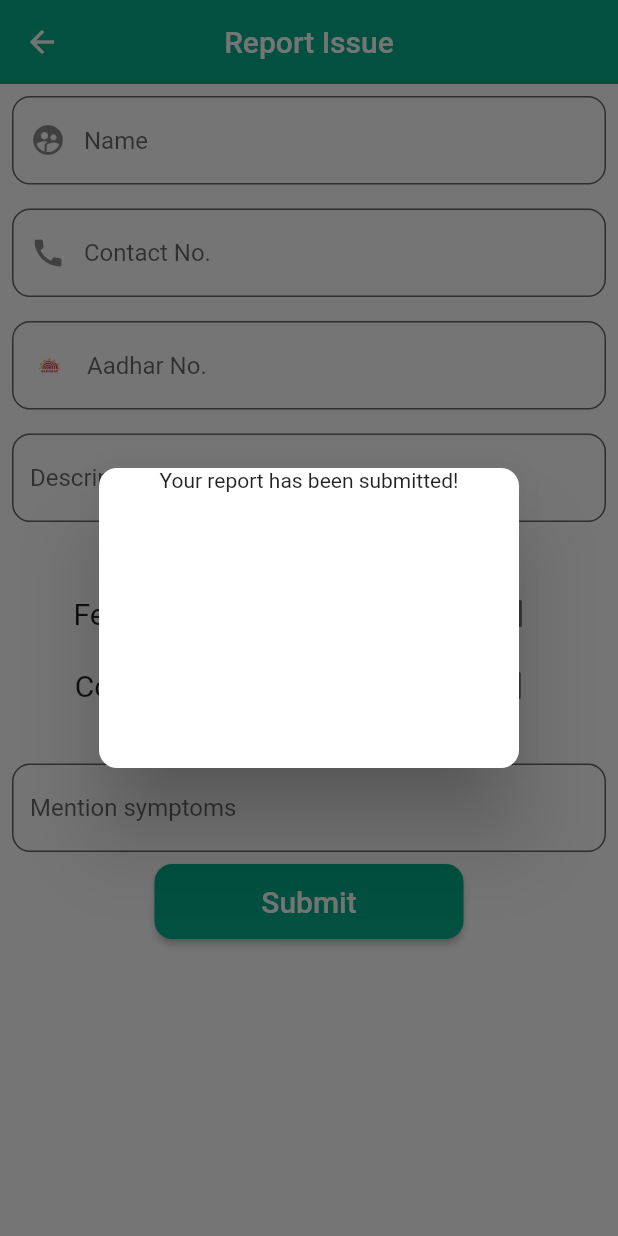
After one commit to thisisNaman/covid19-VijayApp, a Flutter app: the ReportIssue screen opened directly, after a tap on "Submit", on a phone screen of 412 x 824 dp. The commit adds this screen. Run offline on Flutter 3.47's test engine with Material 2 defaults, Android fonts, the phone set to English and light mode, and no system bars; our stand-ins replace firebase_auth, firebase_core, google_fonts, pie_chart, simple_animations; accounts and stored records are empty.

Commit message:
reportissuescreen

```diff
--- a/lib/main.dart
+++ b/lib/main.dart
@@ -15,6 +15,7 @@ class MyApp extends StatelessWidget {
     return MaterialApp(
       title: 'Covid19-Vijay-App',
       theme: ThemeData(
+        primaryColor: Color(0xff02AE8B),
         visualDensity: VisualDensity.adaptivePlatformDensity,
       ),
       home:
--- /dev/null
+++ b/lib/screens/report_issue.dart
@@ -0,0 +1,253 @@
+import 'package:flutter/material.dart';
+
+class ReportIssue extends StatefulWidget {
+  @override
+  _ReportIssueState createState() => _ReportIssueState();
+}
+
+class _ReportIssueState extends State<ReportIssue> {
+  bool aVal = false;
+  bool bVal = false;
+  bool cVal = false;
+  bool dVal = false;
+  @override
+  Widget build(BuildContext context) {
+    return Scaffold(
+      appBar: AppBar(
+        backgroundColor: Color(0xff02AE8B),
+        centerTitle: true,
+        elevation: 0,
+        title: Text('Report Issue'),
+      ),
+      backgroundColor: Colors.white,
+      body: SingleChildScrollView(
+        child: Column(
+          children: [
+            Padding(
+              padding: const EdgeInsets.all(8.0),
+              child: Container(
+                child: TextFormField(
+                  decoration: InputDecoration(
+                    prefixIcon: Icon(Icons.supervised_user_circle_sharp),
+                    alignLabelWithHint: true,
+                    fillColor: Colors.white,
+                    filled: true,
+                    border: OutlineInputBorder(
+                      borderRadius: BorderRadius.all(
+                        Radius.circular(12),
+                      ),
+                    ),
+                    labelText: 'Name',
+                  ),
+                ),
+              ),
+            ),
+            Padding(
+              padding: const EdgeInsets.all(8.0),
+              child: Container(
+                child: TextFormField(
+                  keyboardType: TextInputType.number,
+                  decoration: InputDecoration(
+                    alignLabelWithHint: true,
+                    prefixIcon: Icon(Icons.call),
+                    fillColor: Colors.white,
+                    filled: true,
+                    border: OutlineInputBorder(
+                      borderRadius: BorderRadius.all(
+                        Radius.circular(12),
+                      ),
+                    ),
+                    labelText: 'Contact No.',
+                  ),
+                ),
+              ),
+            ),
+            Padding(
+              padding: const EdgeInsets.all(8.0),
+              child: Container(
+                child: TextFormField(
+                  keyboardType: TextInputType.number,
+                  decoration: InputDecoration(
+                    alignLabelWithHint: true,
+                    prefixIcon: Image.asset(
+                      'assets/images/aadhar.png',
+                      height: 10,
+                      width: 50,
+                    ),
+                    fillColor: Colors.white,
+                    filled: true,
+                    border: OutlineInputBorder(
+                      borderRadius: BorderRadius.all(
+                        Radius.circular(12),
+                      ),
+                    ),
+                    labelText: 'Aadhar No.',
+                  ),
+                ),
+              ),
+            ),
+            Padding(
+              padding: const EdgeInsets.all(8.0),
+              child: Container(
+                child: TextFormField(
+                  minLines: 1,
+                  maxLines: 20,
+                  keyboardType: TextInputType.number,
+                  decoration: InputDecoration(
+                    alignLabelWithHint: true,
+                    fillColor: Colors.white,
+                    filled: true,
+                    border: OutlineInputBorder(
+                      borderRadius: BorderRadius.all(
+                        Radius.circular(12),
+                      ),
+                    ),
+                    labelText: 'Description',
+                  ),
+                ),
+              ),
+            ),
+            Text(
+              'Symptoms',
+              style: TextStyle(
+                  fontSize: 25,
+                  color: Colors.black,
+                  fontWeight: FontWeight.bold),
+            ),
+            Row(
+              mainAxisAlignment: MainAxisAlignment.spaceAround,
+              children: [
+                Row(
+                  mainAxisAlignment: MainAxisAlignment.center,
+                  children: <Widget>[
+                    Text(
+                      "Fever  ",
+                      style: TextStyle(fontSize: 20),
+                    ),
+                    Checkbox(
+                      activeColor: Color(0xff02AE8B),
+                      value: aVal,
+                      onChanged: (bool value) {
+                        setState(() {
+                          aVal = value;
+                        });
+                      },
+                    ),
+                  ],
+                ),
+                  Row(
+              mainAxisAlignment: MainAxisAlignment.center,
+              children: <Widget>[
+                Text(
+                  "Alergic",
+                  style: TextStyle(fontSize: 20),
+                ),
+                Checkbox(
+                  activeColor: Color(0xff02AE8B),
+                  value: bVal,
+                  onChanged: (bool value) {
+                    setState(() {
+                      bVal = value;
+                    });
+                  },
+                ),
+              ],
+            ),
+              ],
+            ),
+            Row(
+              mainAxisAlignment: MainAxisAlignment.spaceAround,
+              children: [
+                Row(
+                  mainAxisAlignment: MainAxisAlignment.center,
+                  children: <Widget>[
+                    Text(
+                      "Cough",
+                      style: TextStyle(fontSize: 20),
+                    ),
+                    Checkbox(
+                      activeColor: Color(0xff02AE8B),
+                      value: cVal,
+                      onChanged: (bool value) {
+                        setState(() {
+                          cVal = value;
+                        });
+                      },
+                    ),
+                  ],
+                ),
+                  Row(
+              mainAxisAlignment: MainAxisAlignment.center,
+              children: <Widget>[
+                Text(
+                  "Others",
+                  style: TextStyle(fontSize: 20),
+                ),
+                Checkbox(
+                  activeColor: Color(0xff02AE8B),
+                  value: dVal,
+                  onChanged: (bool value) {
+                    setState(() {
+                      dVal = value;
+                    });
+                  },
+                ),
+              ],
+            ),
+              ],
+            ),
+            Text('If any other symptoms',style: TextStyle(fontSize: 17,fontWeight: FontWeight.w400),),
+                        Padding(
+              padding: const EdgeInsets.all(8.0),
+              child: Container(
+                child: TextFormField(
+                  minLines: 1,
+                  maxLines: 20,
+                  keyboardType: TextInputType.number,
+                  decoration: InputDecoration(
+                    alignLabelWithHint: true,
+                    fillColor: Colors.white,
+                    filled: true,
+                    border: OutlineInputBorder(
+                      borderRadius: BorderRadius.all(
+                        Radius.circular(12),
+                      ),
+                    ),
+                    labelText: 'Mention symptoms',
+                  ),
+                ),
+              ),
+            ),
+            MaterialButton(
+              onPressed: () {
+                showDialog(
+                    context: context,
+                    builder: (context) {
+                      return Dialog(
+                        shape: RoundedRectangleBorder(
+                          borderRadius: BorderRadius.circular(12),
+                        ),
+                        child: Container(
+                          height: 200,
+                          child: Column(
+                            mainAxisSize: MainAxisSize.min,
+                            children: [Text('Your report has been submitted!')],
+                          ),
+                        ),
+                      );
+                    });
+              },
+              shape: RoundedRectangleBorder(
+                  borderRadius: BorderRadius.circular(12)),
+              color: Color(0xff02AE8B),
+              minWidth: MediaQuery.of(context).size.width / 2,
+              height: 50,
+              child: Text('Submit',
+                  style: TextStyle(fontSize: 20, color: Colors.white)),
+            )
+          ],
+        ),
+      ),
+    );
+  }
+}
--- a/lib/screens/user_home.dart
+++ b/lib/screens/user_home.dart
@@ -1,4 +1,5 @@
 import 'package:covid_vijay_app/constants.dart';
+import 'package:covid_vijay_app/screens/report_issue.dart';
 import 'package:flutter/material.dart';
 import 'package:pie_chart/pie_chart.dart';
 import 'package:google_fonts/google_fonts.dart';
@@ -24,8 +25,7 @@ class _UserHomeState extends State<UserHome> {
 
   @override
   void dispose() {
-    // Clean up the controller when the widget is removed from the
-    // widget tree.
+
     _textEditingController.dispose();
     super.dispose();
   }
@@ -135,11 +135,11 @@ class _UserHomeState extends State<UserHome> {
                           DisplayVaccinationStatus.routeName,
                           arguments: {'maindata': requireddata});
                     } else {
-                      _showAlert(context, 'Invalid Aadhar number');
+                      // _showAlert(context, 'Invalid Aadhar number');
                     }
                   }
                 } catch (e) {
-                  _showAlert(context, e);
+                  // _showAlert(context, e);
                 }
               },
               child: new Container(
@@ -179,6 +179,13 @@ class _UserHomeState extends State<UserHome> {
           ],
         ),
       ),
+      floatingActionButton: FloatingActionButton.extended(
+        backgroundColor: Color(0xff02AE8B),
+        onPressed: (){
+          Navigator.push(context, MaterialPageRoute(builder: (conetxt)=>ReportIssue()));
+        }, label: Text('Report an Issue'),
+        icon: Icon(Icons.add_alert),
+        ),
     );
   }
 }
```
Also changed, not shown: pubspec.lock.
